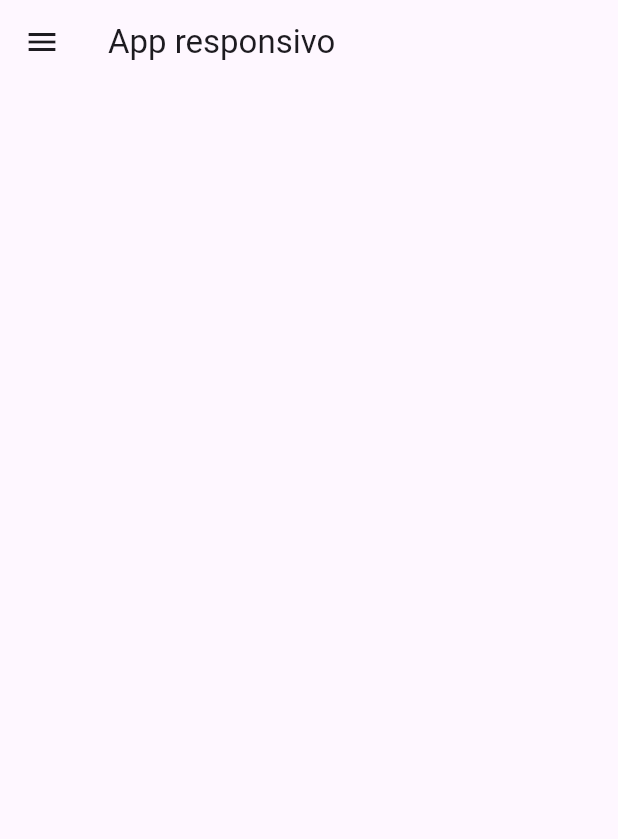
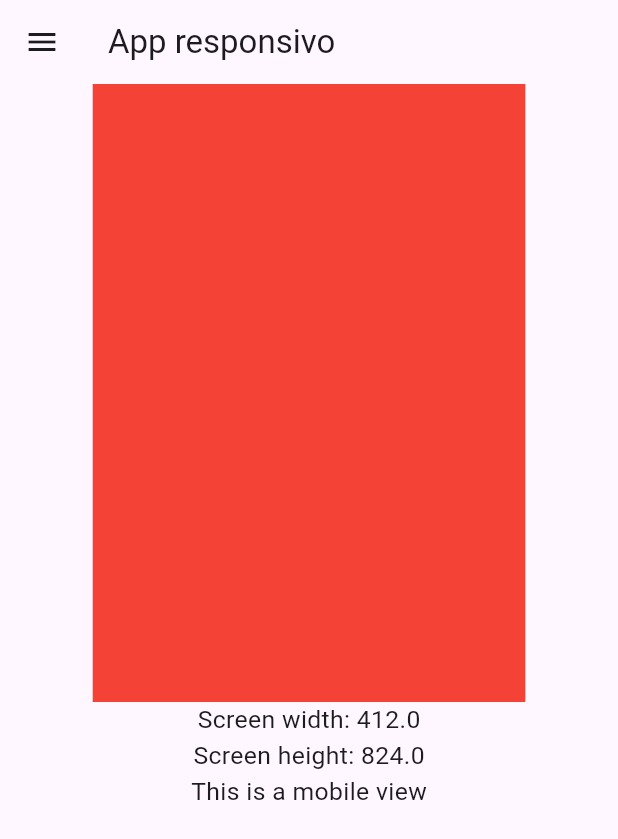
Before and after one commit to danielvieira95/DESM3, a Flutter app: the screen it shows after launch, on a phone screen of 412 x 824 dp. Shown: the top 839 px of the screen. Run offline on Flutter 3.47's test engine with Material 3 defaults, Android fonts, the phone set to English and light mode, and no system bars.

Commit message:
exemplo app responsivo

```diff
--- a/Turma_A/Aula02/app_02/lib/main.dart
+++ b/Turma_A/Aula02/app_02/lib/main.dart
@@ -37,8 +37,47 @@ class Tela1 extends StatelessWidget {
            )
           ],
         ),
+      ):null,
+      body: Row(
+        children: [
+          if(!isMobile)
+          Container(
+            width: isTablet?200:200,
+            color: Colors.blue,
+            child: ListView(
+             children: [
+              DrawerHeader(
+                child: Text("Menu"),
+
+              ),
+              ListTile(
+                  title: Text("Item 1"),
+                ),
+                ListTile(
+                  title: Text("Item 2"),
+                )
+             ],
+            ),
+          ),
+          Expanded(child:
+          Center(
+            child: Column(
+              children: [
+                Container(color: Colors.red,height: screen_height*0.5,width: screen_width*0.7,),
+                  Text('Screen width: $screen_width',style: TextStyle(fontSize: screen_width*0.04),),
+                  Text('Screen height: $screen_height',style: TextStyle(fontSize: screen_width*0.04)),
+                  if (isMobile) Text('This is a mobile view',style: TextStyle(fontSize: screen_width*0.04)),
+                  if (isTablet) Text('This is a tablet view',style: TextStyle(fontSize: screen_width*0.04)),
+                  if (isDesktop) Text('This is a desktop view',style:TextStyle(fontSize: screen_width*0.04)),
+              ],
+            ),
+          )
+          ),
+        ],
+
       ),
 
     );
+
   }
   }
```
